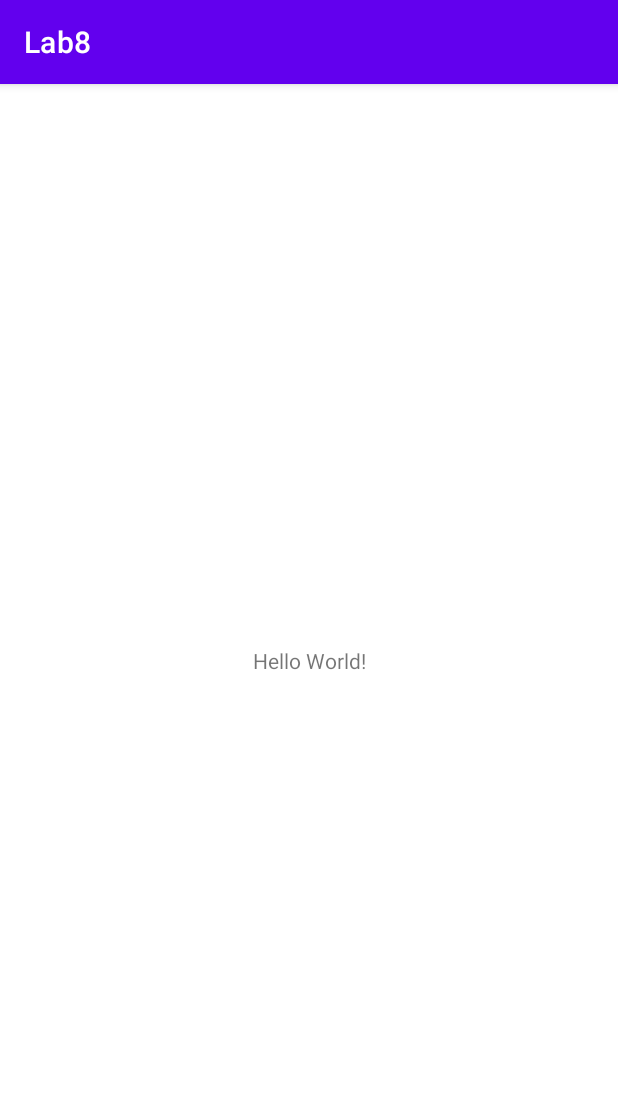
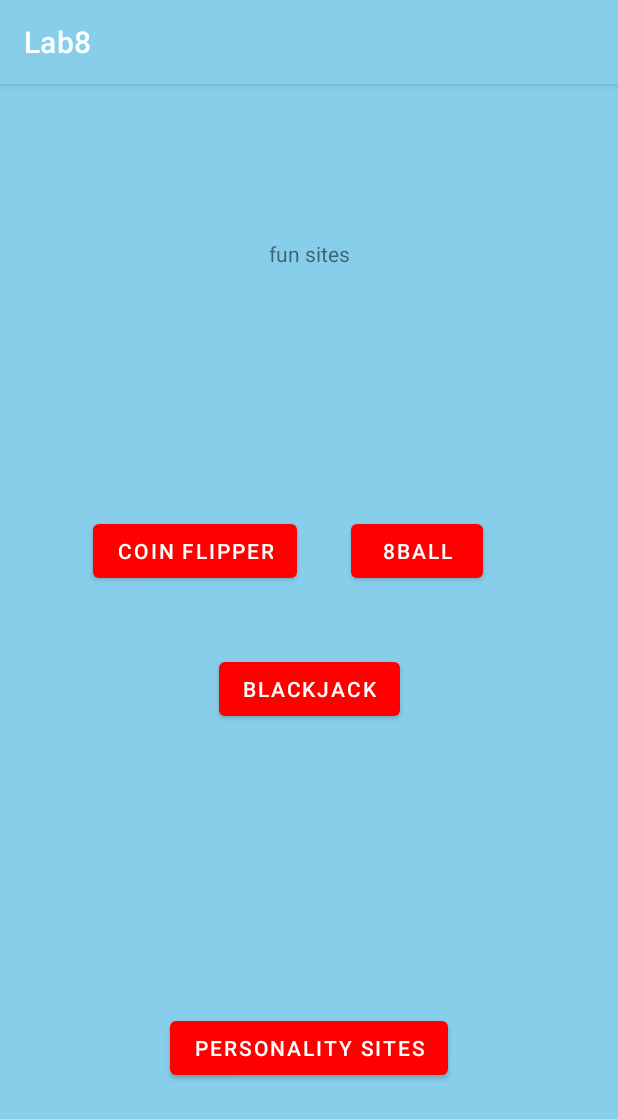
Before and after one commit to trje9656/Android_Projects, an Android app: the screen it shows after launch (MainActivity), on a phone screen of 412 x 824 dp. Shown: the top 1119 px of the screen. Run offline under Robolectric (Android 15) with nearby library versions, the phone set to English and light mode, and no system bars.

Commit message:
setup activity layouts

```diff
--- a/Lab8/app/src/main/AndroidManifest.xml
+++ b/Lab8/app/src/main/AndroidManifest.xml
@@ -10,6 +10,9 @@
         android:supportsRtl="true"
         android:theme="@style/Theme.Lab8">
         <activity
+            android:name=".MainActivity2"
+            android:exported="false" />
+        <activity
             android:name=".MainActivity"
             android:exported="true">
             <intent-filter>
--- a/Lab8/app/src/main/java/com/example/lab8/MainActivity.kt
+++ b/Lab8/app/src/main/java/com/example/lab8/MainActivity.kt
@@ -1,11 +1,30 @@
 package com.example.lab8
 
+import android.content.Intent
 import androidx.appcompat.app.AppCompatActivity
 import android.os.Bundle
+import android.util.Log
 
 class MainActivity : AppCompatActivity() {
     override fun onCreate(savedInstanceState: Bundle?) {
         super.onCreate(savedInstanceState)
         setContentView(R.layout.activity_main)
+
+
+        /*locationButton.setOnClickListener {
+            selectedLocationPosition = spinner.selectedItemPosition
+            myTacoShop.suggestTacoShop(selectedLocationPosition)
+            Log.i("shop suggested", myTacoShop.name);
+            Log.i("url suggested", myTacoShop.url);
+
+            //create intent
+            val intent = Intent(this, TacoActivity::class.java)
+            intent.putExtra("tacoShopName", myTacoShop.name)
+            intent.putExtra("tacoShopURL", myTacoShop.url)
+
+            startActivityForResult(intent, REQUEST_CODE)
+        }*/
+
+
     }
 }
--- a/Lab8/app/src/main/res/layout/activity_main.xml
+++ b/Lab8/app/src/main/res/layout/activity_main.xml
@@ -7,12 +7,52 @@
     tools:context=".MainActivity">
 
     <TextView
+        android:id="@+id/funLinks"
         android:layout_width="wrap_content"
         android:layout_height="wrap_content"
-        android:text="Hello World!"
-        app:layout_constraintBottom_toBottomOf="parent"
-        app:layout_constraintLeft_toLeftOf="parent"
-        app:layout_constraintRight_toRightOf="parent"
+        android:layout_marginTop="103dp"
+        android:text="@string/fun_sites"
+        app:layout_constraintEnd_toEndOf="parent"
+        app:layout_constraintStart_toStartOf="parent"
         app:layout_constraintTop_toTopOf="parent" />
 
+    <Button
+        android:id="@+id/button"
+        android:layout_width="wrap_content"
+        android:layout_height="wrap_content"
+        android:layout_marginStart="62dp"
+        android:layout_marginTop="287dp"
+        android:text="@string/coinbutton"
+        app:layout_constraintStart_toStartOf="parent"
+        app:layout_constraintTop_toTopOf="parent" />
+
+    <Button
+        android:id="@+id/button2"
+        android:layout_width="wrap_content"
+        android:layout_height="wrap_content"
+        android:layout_marginStart="36dp"
+        android:text="@string/EightballButton"
+        app:layout_constraintBaseline_toBaselineOf="@+id/button"
+        app:layout_constraintStart_toEndOf="@+id/button" />
+
+    <Button
+        android:id="@+id/pageswitch"
+        android:layout_width="wrap_content"
+        android:layout_height="wrap_content"
+        android:layout_marginBottom="101dp"
+        android:text="@string/personalitySites"
+        app:layout_constraintBottom_toBottomOf="parent"
+        app:layout_constraintEnd_toEndOf="parent"
+        app:layout_constraintStart_toStartOf="parent" />
+
+    <Button
+        android:id="@+id/button4"
+        android:layout_width="wrap_content"
+        android:layout_height="wrap_content"
+        android:layout_marginTop="44dp"
+        android:text="@string/blackjackButton"
+        app:layout_constraintEnd_toEndOf="parent"
+        app:layout_constraintStart_toStartOf="parent"
+        app:layout_constraintTop_toBottomOf="@+id/button" />
+
 </androidx.constraintlayout.widget.ConstraintLayout>
--- a/Lab8/app/src/main/res/values/colors.xml
+++ b/Lab8/app/src/main/res/values/colors.xml
@@ -7,4 +7,7 @@
     <color name="teal_700">#FF018786</color>
     <color name="black">#FF000000</color>
     <color name="white">#FFFFFFFF</color>
+    <color name="red">#FF0000</color>
+    <color name="yellow">#FFFF00</color>
+    <color name="skyblue">#87CEEB</color>
 </resources>
--- a/Lab8/app/src/main/res/values/strings.xml
+++ b/Lab8/app/src/main/res/values/strings.xml
@@ -1,3 +1,11 @@
 <resources>
     <string name="app_name">Lab8</string>
+    <string name="fun_sites">fun sites</string>
+    <string name="personalityLinks">Personality Sites</string>
+    <string name="coinbutton">Coin flipper</string>
+    <string name="EightballButton">8ball</string>
+    <string name="blackjackButton">blackjack</string>
+    <string name="personalitySites">personality sites</string>
+    <string name="RPGButton">RPG Stats Generator</string>
+    <string name="BackstoryButton">Backstory Generator</string>
 </resources>
--- a/Lab8/app/src/main/res/values/themes.xml
+++ b/Lab8/app/src/main/res/values/themes.xml
@@ -2,15 +2,16 @@
     <!-- Base application theme. -->
     <style name="Theme.Lab8" parent="Theme.MaterialComponents.DayNight.DarkActionBar">
         <!-- Primary brand color. -->
-        <item name="colorPrimary">@color/purple_500</item>
+        <item name="colorPrimary">@color/red</item>
         <item name="colorPrimaryVariant">@color/purple_700</item>
         <item name="colorOnPrimary">@color/white</item>
         <!-- Secondary brand color. -->
-        <item name="colorSecondary">@color/teal_200</item>
+        <item name="colorSecondary">@color/yellow</item>
         <item name="colorSecondaryVariant">@color/teal_700</item>
         <item name="colorOnSecondary">@color/black</item>
         <!-- Status bar color. -->
         <item name="android:statusBarColor" tools:targetApi="l">?attr/colorPrimaryVariant</item>
         <!-- Customize your theme here. -->
+        <item name="android:background">@color/skyblue</item>
     </style>
 </resources>
```
Also changed, not shown: Lab8/app/src/main/java/com/example/lab8/MainActivity2.kt (added, +11 -0 lines), Lab8/app/src/main/res/layout/activity_main2.xml (added, +39 -0 lines).
